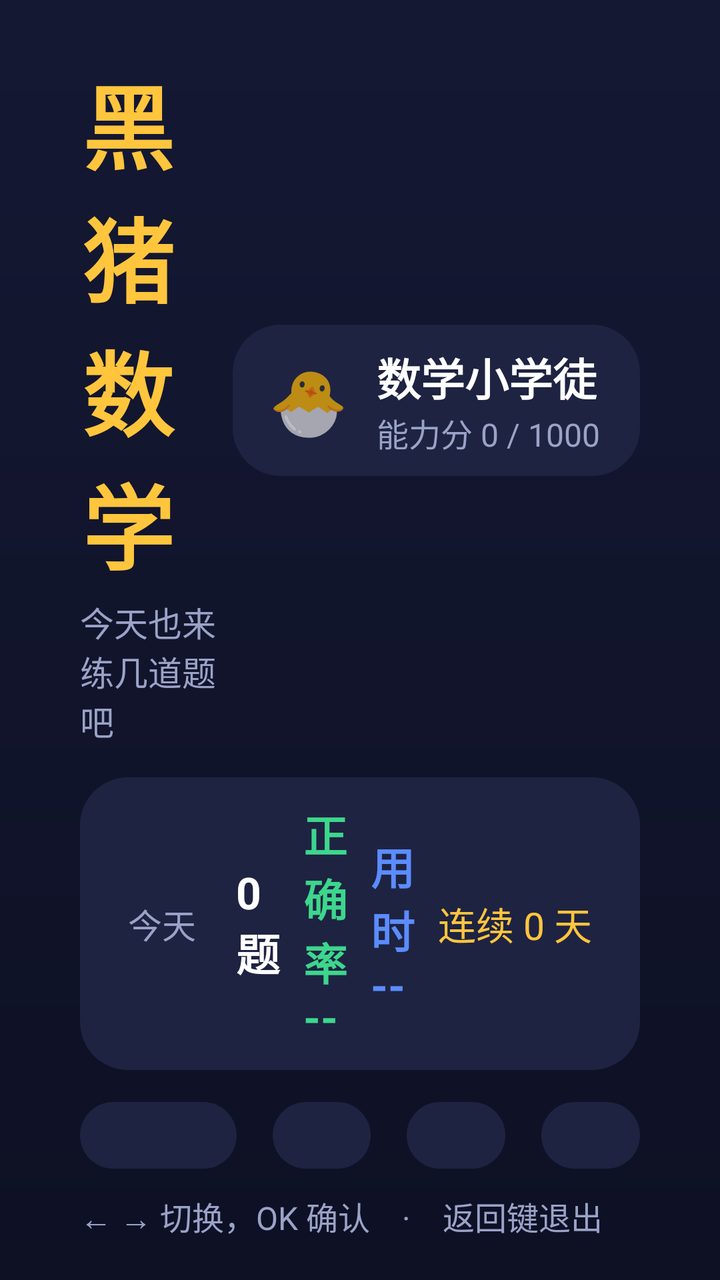
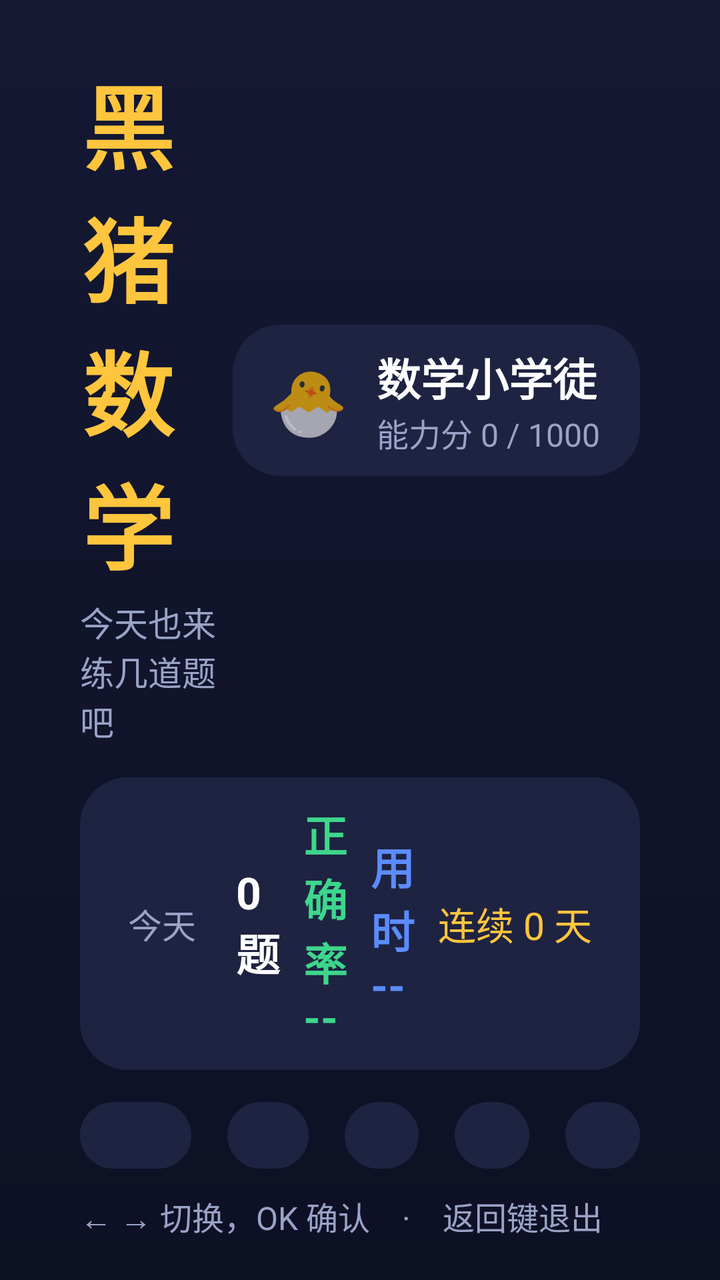

Two renders of the same Android screen: before a commit and after it. Below are the layout's source before the change and the commit's diff.
<!-- AndroidManifest.xml: application theme Theme.MathKing -->
<!-- res/layout/fragment_home.xml -->
<?xml version="1.0" encoding="utf-8"?>
<LinearLayout xmlns:android="http://schemas.android.com/apk/res/android"
    android:layout_width="match_parent"
    android:layout_height="match_parent"
    android:background="@drawable/bg_page"
    android:orientation="vertical"
    android:clipChildren="false"
    android:clipToPadding="false"
    android:paddingStart="40dp"
    android:paddingTop="28dp"
    android:paddingEnd="40dp"
    android:paddingBottom="20dp">

    
    <LinearLayout
        android:layout_width="match_parent"
        android:layout_height="wrap_content"
        android:gravity="center_vertical"
        android:orientation="horizontal">

        <LinearLayout
            android:layout_width="0dp"
            android:layout_height="wrap_content"
            android:layout_weight="1"
            android:orientation="vertical">

            <TextView
                android:layout_width="wrap_content"
                android:layout_height="wrap_content"
                android:letterSpacing="0.04"
                android:text="黑猪数学"
                android:textColor="@color/accent"
                android:textSize="46sp"
                android:textStyle="bold" />

            <TextView
                android:id="@+id/tvSubtitle"
                android:layout_width="wrap_content"
                android:layout_height="wrap_content"
                android:layout_marginTop="4dp"
                android:text="今天也来练几道题吧"
                android:textColor="@color/text_dim"
                android:textSize="17sp" />
        </LinearLayout>

        <LinearLayout
            android:id="@+id/rankBox"
            android:layout_width="wrap_content"
            android:layout_height="wrap_content"
            android:background="@drawable/bg_card"
            android:gravity="center_vertical"
            android:orientation="horizontal"
            android:paddingStart="18dp"
            android:paddingTop="10dp"
            android:paddingEnd="20dp"
            android:paddingBottom="10dp">

            <TextView
                android:id="@+id/tvRankBadge"
                android:layout_width="wrap_content"
                android:layout_height="wrap_content"
                android:text="🐣"
                android:textSize="32sp" />

            <LinearLayout
                android:layout_width="wrap_content"
                android:layout_height="wrap_content"
                android:layout_marginStart="14dp"
                android:orientation="vertical">

                <TextView
                    android:id="@+id/tvRankName"
                    android:layout_width="wrap_content"
                    android:layout_height="wrap_content"
                    android:text="数学小学徒"
                    android:textColor="@color/text"
                    android:textSize="22sp"
                    android:textStyle="bold" />

                <TextView
                    android:id="@+id/tvPower"
                    android:layout_width="wrap_content"
                    android:layout_height="wrap_content"
                    android:text="能力分 0 / 1000"
                    android:textColor="@color/text_dim"
                    android:textSize="16sp" />
            </LinearLayout>
        </LinearLayout>
    </LinearLayout>

    
    <LinearLayout
        android:layout_width="match_parent"
        android:layout_height="wrap_content"
        android:layout_marginTop="16dp"
        android:background="@drawable/bg_card"
        android:gravity="center_vertical"
        android:orientation="horizontal"
        android:paddingStart="24dp"
        android:paddingTop="12dp"
        android:paddingEnd="24dp"
        android:paddingBottom="12dp">

        <TextView
            android:id="@+id/tvTodayLabel"
            android:layout_width="wrap_content"
            android:layout_height="wrap_content"
            android:text="今天"
            android:textColor="@color/text_dim"
            android:textSize="17sp" />

        <TextView
            android:id="@+id/tvTodayQuestions"
            android:layout_width="0dp"
            android:layout_height="wrap_content"
            android:layout_marginStart="20dp"
            android:layout_weight="1"
            android:text="0 题"
            android:textColor="@color/text"
            android:textSize="22sp"
            android:textStyle="bold" />

        <TextView
            android:id="@+id/tvTodayAccuracy"
            android:layout_width="0dp"
            android:layout_height="wrap_content"
            android:layout_weight="1"
            android:text="正确率 --"
            android:textColor="@color/green"
            android:textSize="22sp"
            android:textStyle="bold" />

        <TextView
            android:id="@+id/tvTodayTime"
            android:layout_width="0dp"
            android:layout_height="wrap_content"
            android:layout_weight="1"
            android:text="用时 --"
            android:textColor="@color/blue"
            android:textSize="22sp"
            android:textStyle="bold" />

        <TextView
            android:id="@+id/tvStreakDays"
            android:layout_width="wrap_content"
            android:layout_height="wrap_content"
            android:text="连续 0 天"
            android:textColor="@color/accent"
            android:textSize="19sp" />
    </LinearLayout>

    
    <LinearLayout
        android:layout_width="match_parent"
        android:layout_height="0dp"
        android:layout_marginTop="16dp"
        android:layout_weight="1"
        android:baselineAligned="false"
        android:clipChildren="false"
        android:clipToPadding="false"
        android:orientation="horizontal">

        <LinearLayout
            android:id="@+id/cardStart"
            android:layout_width="0dp"
            android:layout_height="match_parent"
            android:layout_marginEnd="18dp"
            android:layout_weight="1.6"
            android:background="@drawable/selector_card"
            android:clickable="true"
            android:focusable="true"
            android:gravity="center"
            android:orientation="vertical"
            android:padding="20dp">

            <TextView
                android:layout_width="wrap_content"
                android:layout_height="wrap_content"
                android:text="🚀"
                android:textSize="52sp" />

            <TextView
                android:layout_width="wrap_content"
                android:layout_height="wrap_content"
                android:layout_marginTop="6dp"
                android:text="开始练习"
                android:textColor="@color/text"
                android:textSize="34sp"
                android:textStyle="bold" />

            <TextView
                android:id="@+id/tvStartInfo"
                android:layout_width="wrap_content"
                android:layout_height="wrap_content"
                android:layout_marginTop="8dp"
                android:gravity="center"
                android:text="50 以内加减 · 练习 · 10 题"
                android:textColor="@color/accent"
                android:textSize="19sp" />

            <TextView
                android:id="@+id/tvStartHint"
                android:layout_width="wrap_content"
                android:layout_height="wrap_content"
                android:layout_marginTop="6dp"
                android:gravity="center"
                android:text="按 OK 开始"
                android:textColor="@color/text_dim"
                android:textSize="16sp" />
        </LinearLayout>

        <LinearLayout
            android:id="@+id/cardWrong"
            android:layout_width="0dp"
            android:layout_height="match_parent"
            android:layout_marginEnd="18dp"
            android:layout_weight="1"
            android:background="@drawable/selector_card"
            android:clickable="true"
            android:focusable="true"
            android:gravity="center"
            android:orientation="vertical"
            android:padding="16dp">

            <TextView
                android:layout_width="wrap_content"
                android:layout_height="wrap_content"
                android:text="📕"
                android:textSize="48sp" />

            <TextView
                android:layout_width="wrap_content"
                android:layout_height="wrap_content"
                android:layout_marginTop="6dp"
                android:text="错题本"
                android:textColor="@color/text"
                android:textSize="28sp"
                android:textStyle="bold" />

            <TextView
                android:id="@+id/tvWrongCount"
                android:layout_width="wrap_content"
                android:layout_height="wrap_content"
                android:layout_marginTop="6dp"
                android:text="0 道待攻克"
                android:textColor="@color/red"
                android:textSize="17sp" />
        </LinearLayout>

        <LinearLayout
            android:id="@+id/cardStats"
            android:layout_width="0dp"
            android:layout_height="match_parent"
            android:layout_marginEnd="18dp"
            android:layout_weight="1"
            android:background="@drawable/selector_card"
            android:clickable="true"
            android:focusable="true"
            android:gravity="center"
            android:orientation="vertical"
            android:padding="16dp">

            <TextView
                android:layout_width="wrap_content"
                android:layout_height="wrap_content"
                android:text="📈"
                android:textSize="48sp" />

            <TextView
                android:layout_width="wrap_content"
                android:layout_height="wrap_content"
                android:layout_marginTop="6dp"
                android:text="成长曲线"
                android:textColor="@color/text"
                android:textSize="28sp"
                android:textStyle="bold" />

            <TextView
                android:id="@+id/tvStatsInfo"
                android:layout_width="wrap_content"
                android:layout_height="wrap_content"
                android:layout_marginTop="6dp"
                android:text="累计 0 题"
                android:textColor="@color/text_dim"
                android:textSize="17sp" />
        </LinearLayout>

        <LinearLayout
            android:id="@+id/cardSettings"
            android:layout_width="0dp"
            android:layout_height="match_parent"
            android:layout_weight="1"
            android:background="@drawable/selector_card"
            android:clickable="true"
            android:focusable="true"
            android:gravity="center"
            android:orientation="vertical"
            android:padding="16dp">

            <TextView
                android:layout_width="wrap_content"
                android:layout_height="wrap_content"
                android:text="⚙️"
                android:textSize="48sp" />

            <TextView
                android:layout_width="wrap_content"
                android:layout_height="wrap_content"
                android:layout_marginTop="6dp"
                android:text="设置"
                android:textColor="@color/text"
                android:textSize="28sp"
                android:textStyle="bold" />

            <TextView
                android:id="@+id/tvSettingsInfo"
                android:layout_width="wrap_content"
                android:layout_height="wrap_content"
                android:layout_marginTop="6dp"
                android:text="阶段与声音"
                android:textColor="@color/text_dim"
                android:textSize="17sp" />
        </LinearLayout>
    </LinearLayout>

    <TextView
        android:id="@+id/tvFooter"
        android:layout_width="match_parent"
        android:layout_height="wrap_content"
        android:layout_marginTop="12dp"
        android:text="← → 切换，OK 确认    ·    返回键退出"
        android:textColor="@color/text_dim"
        android:textSize="16sp" />
</LinearLayout>
<!-- resources referenced by this layout -->
<resources>
  <color name="accent">#FFC53D</color>
  <color name="blue">#5B8CFF</color>
  <color name="green">#3DD68C</color>
  <color name="red">#FF6B6B</color>
  <color name="text">#FFFFFF</color>
  <color name="text_dim">#9AA3C7</color>
  <!-- drawable bg_card (drawable) -->
  <?xml version="1.0" encoding="utf-8"?>
  <shape xmlns:android="http://schemas.android.com/apk/res/android" android:shape="rectangle">
      <solid android:color="@color/card" />
      <corners android:radius="24dp" />
  </shape>
  <!-- drawable bg_page (drawable) -->
  <?xml version="1.0" encoding="utf-8"?>
  <shape xmlns:android="http://schemas.android.com/apk/res/android" android:shape="rectangle">
      <gradient android:angle="270" android:startColor="#141833" android:endColor="#0E1124" />
  </shape>
  <!-- drawable selector_card (drawable) -->
  <?xml version="1.0" encoding="utf-8"?>
  <selector xmlns:android="http://schemas.android.com/apk/res/android">
      <item android:state_focused="true" android:drawable="@drawable/bg_card_focus" />
      <item android:state_pressed="true" android:drawable="@drawable/bg_card_focus" />
      <item android:drawable="@drawable/bg_card" />
  </selector>
  <style name="Theme.MathKing" parent="Theme.AppCompat.NoActionBar">
          <item name="android:windowBackground">@color/bg</item>
          <item name="android:colorAccent">@color/accent</item>
          <item name="android:textColorPrimary">@color/text</item>
          <item name="android:windowNoTitle">true</item>
          <item name="android:windowFullscreen">false</item>
      </style>
  <color name="card">#1E2342</color>
  <!-- drawable bg_card_focus (drawable) -->
  <?xml version="1.0" encoding="utf-8"?>
  <shape xmlns:android="http://schemas.android.com/apk/res/android" android:shape="rectangle">
      <solid android:color="#38406F" />
      <stroke android:width="5dp" android:color="@color/accent" />
      <corners android:radius="24dp" />
  </shape>
  <color name="bg">#0E1124</color>
</resources>

<!-- the commit's change to res/layout/fragment_home.xml (unified diff, before → after) -->
@@ -165,7 +165,7 @@
             android:layout_width="0dp"
             android:layout_height="match_parent"
             android:layout_marginEnd="18dp"
-            android:layout_weight="1.6"
+            android:layout_weight="1.5"
             android:background="@drawable/selector_card"
             android:clickable="true"
             android:focusable="true"
@@ -196,7 +196,7 @@
                 android:gravity="center"
                 android:text="50 以内加减 · 练习 · 10 题"
                 android:textColor="@color/accent"
-                android:textSize="19sp" />
+                android:textSize="16sp" />
 
             <TextView
                 android:id="@+id/tvStartHint"
@@ -207,6 +207,45 @@
                 android:text="按 OK 开始"
                 android:textColor="@color/text_dim"
                 android:textSize="16sp" />
+        </LinearLayout>
+
+        <LinearLayout
+            android:id="@+id/cardChallenge"
+            android:layout_width="0dp"
+            android:layout_height="match_parent"
+            android:layout_marginEnd="18dp"
+            android:layout_weight="1.1"
+            android:background="@drawable/selector_card"
+            android:clickable="true"
+            android:focusable="true"
+            android:gravity="center"
+            android:orientation="vertical"
+            android:padding="14dp">
+
+            <TextView
+                android:layout_width="wrap_content"
+                android:layout_height="wrap_content"
+                android:text="⚔️"
+                android:textSize="44sp" />
+
+            <TextView
+                android:layout_width="wrap_content"
+                android:layout_height="wrap_content"
+                android:layout_marginTop="4dp"
+                android:text="挑战电脑"
+                android:textColor="@color/text"
+                android:textSize="26sp"
+                android:textStyle="bold" />
+
+            <TextView
+                android:id="@+id/tvChallengeInfo"
+                android:layout_width="wrap_content"
+                android:layout_height="wrap_content"
+                android:layout_marginTop="6dp"
+                android:gravity="center"
+                android:text="对手 3.2 秒/题"
+                android:textColor="@color/accent"
+                android:textSize="15sp" />
         </LinearLayout>
 
         <LinearLayout
